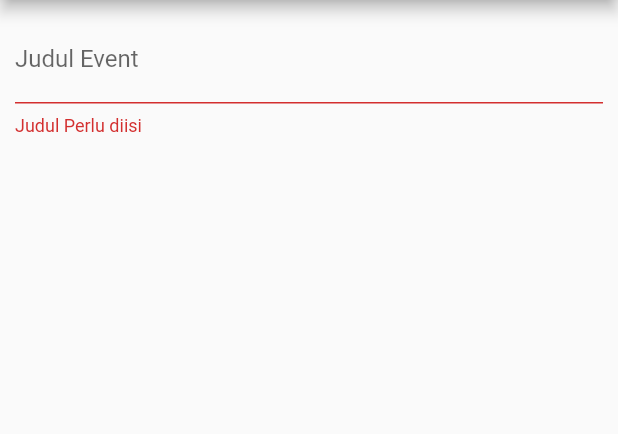
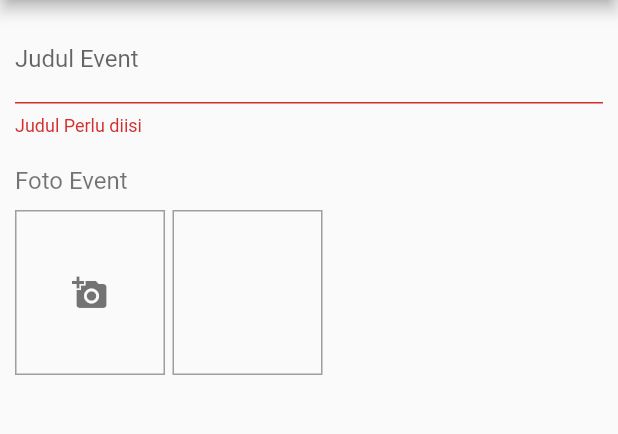
Before and after one commit to lemanfoetra/flutter-after-event, a Flutter app: the AddEventScreen screen opened by its route, after a tap on "Save", on a phone screen of 412 x 824 dp, the part 84-518 px from its top. Run offline on Flutter 3.47's test engine with Material 2 defaults, Android fonts, the phone set to English and light mode, and no system bars.

Commit message:
create add event screen : add library image_picker, add input image, and create Widget alert dialog metode input photo

```diff
--- a/lib/screens/add_event_screen.dart
+++ b/lib/screens/add_event_screen.dart
@@ -1,4 +1,5 @@
 import 'package:flutter/material.dart';
+import '../widgets/add_event/input_images.dart';
 
 class AddEventScreen extends StatefulWidget {
   static const routeName = "/add-event-screen";
@@ -49,6 +50,7 @@ class _AddEventScreenState extends State<AddEventScreen> {
         child: ListView(
           children: <Widget>[
             _inputJudul(),
+            InputImages(),
           ],
         ),
       ),
--- /dev/null
+++ b/lib/widgets/add_event/input_images.dart
@@ -0,0 +1,112 @@
+import 'package:flutter/material.dart';
+
+class InputImages extends StatefulWidget {
+  @override
+  _InputImagesState createState() => new _InputImagesState();
+}
+
+class _InputImagesState extends State<InputImages> {
+  @override
+  Widget build(BuildContext context) {
+    return Container(
+      padding: EdgeInsets.fromLTRB(0, 20, 0, 0),
+      child: Column(
+        children: <Widget>[
+          Container(
+            alignment: AlignmentDirectional.centerStart,
+            padding: EdgeInsets.only(bottom: 10),
+            child: Text(
+              'Foto Event',
+              style: TextStyle(
+                fontSize: 16,
+                color: Colors.black54,
+              ),
+            ),
+          ),
+          Container(
+            height: 110,
+            width: double.infinity,
+            child: ListView(
+              scrollDirection: Axis.horizontal,
+              children: <Widget>[
+                InkWell(
+                  onTap: () => _showDialog(),
+                  child: Container(
+                    alignment: AlignmentDirectional.center,
+                    height: 100,
+                    width: 100,
+                    margin: EdgeInsets.only(right: 5),
+                    decoration: BoxDecoration(
+                      border: Border.all(color: Colors.grey, width: 1),
+                    ),
+                    child: Icon(Icons.add_a_photo, color: Colors.black54),
+                  ),
+                ),
+                Container(
+                  height: 100,
+                  width: 100,
+                  margin: EdgeInsets.only(right: 5),
+                  decoration: BoxDecoration(
+                    border: Border.all(color: Colors.grey, width: 1),
+                  ),
+                ),
+              ],
+            ),
+          ),
+        ],
+      ),
+    );
+  }
+
+  void _showDialog() {
+    showDialog(
+      context: context,
+      builder: (_) {
+        return AlertDialog(
+          content: Container(
+            height: 100,
+            child: Column(
+              children: <Widget>[
+                Container(
+                  child: Text('Ambil gambar dari?'),
+                ),
+                Container(
+                  margin: EdgeInsets.only(top: 20),
+                  child: Row(
+                    mainAxisAlignment: MainAxisAlignment.center,
+                    children: <Widget>[
+                      _btnActonShowDialog('Camera', Icon(Icons.camera)),
+                      _btnActonShowDialog('Gallery', Icon(Icons.photo_album)),
+                    ],
+                  ),
+                ),
+              ],
+            ),
+          ),
+        );
+      },
+    );
+  }
+
+  Widget _btnActonShowDialog(String title, Widget iconWidget) {
+    return Container(
+      margin: EdgeInsets.only(left: 3, right: 5),
+      decoration: BoxDecoration(
+        border: Border.all(color: Colors.grey, width: 1),
+        borderRadius: BorderRadius.circular(5),
+      ),
+      child: FlatButton(
+        onPressed: () {},
+        child: Row(
+          children: <Widget>[
+            iconWidget,
+            Container(
+              child: Text(title),
+              margin: EdgeInsets.only(left: 10),
+            )
+          ],
+        ),
+      ),
+    );
+  }
+}
--- a/pubspec.yaml
+++ b/pubspec.yaml
@@ -19,6 +19,7 @@ environment:
 dependencies:
   flutter:
     sdk: flutter
+  image_picker: ^0.6.7+12
 
   # The following adds the Cupertino Icons font to your application.
   # Use with the CupertinoIcons class for iOS style icons.
```
Also changed, not shown: pubspec.lock.
